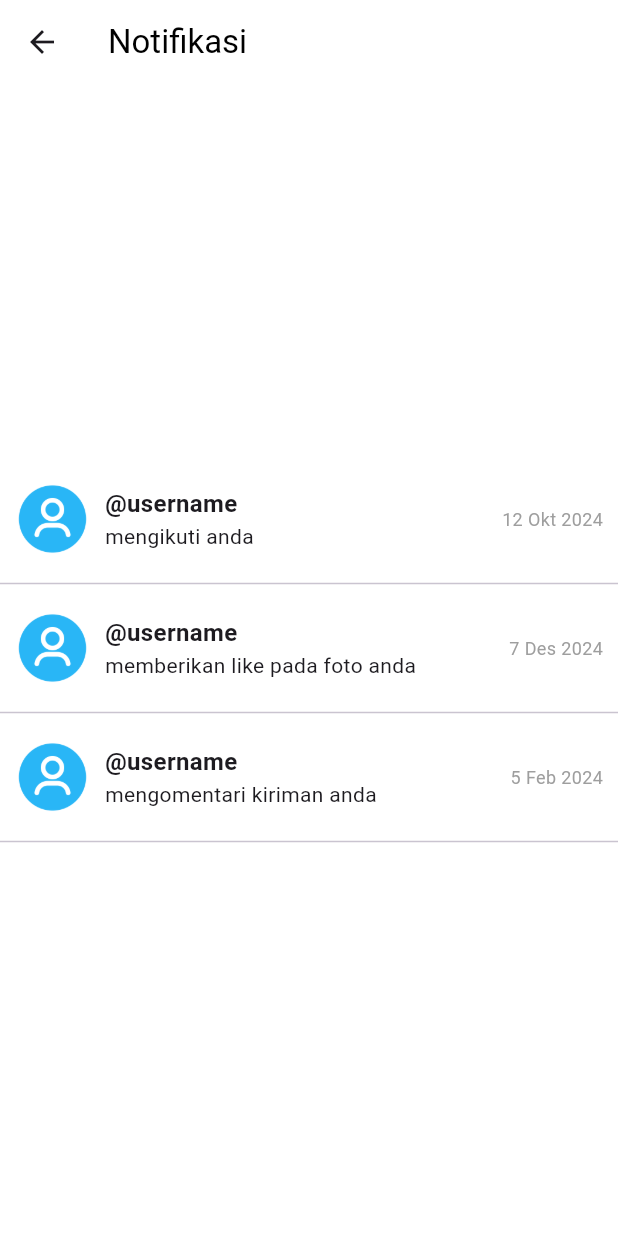
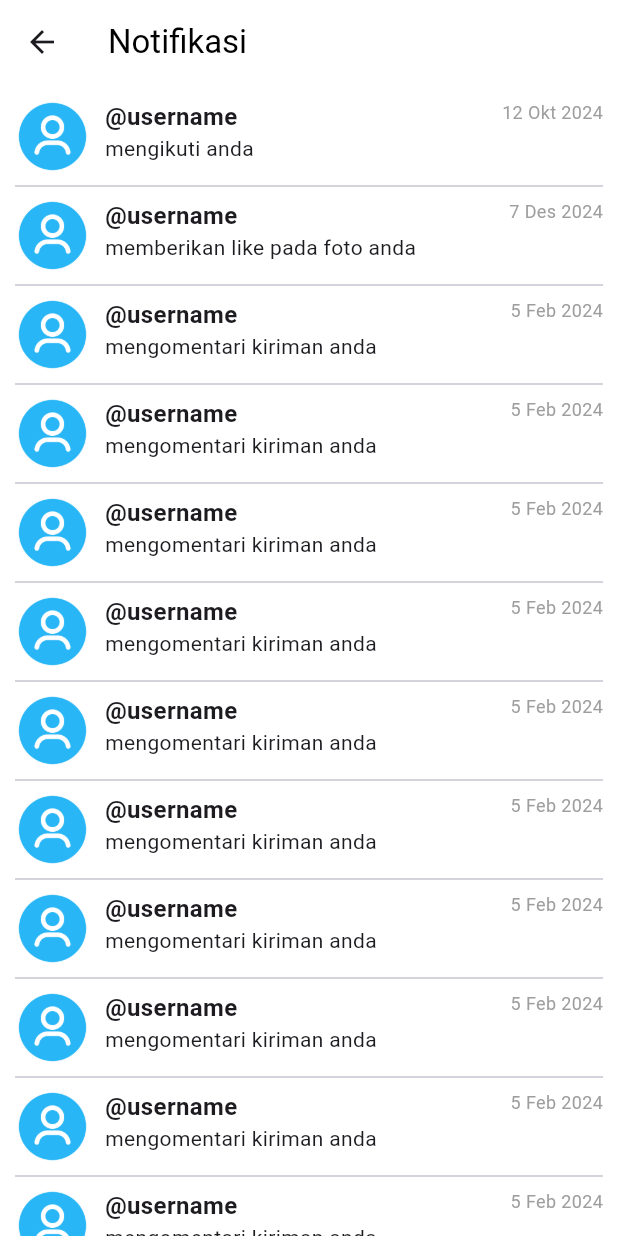
Before and after one commit to yosiasp/mobile_prog_kel6, a Flutter app: the Notifications screen opened directly, on a phone screen of 412 x 824 dp. Run offline on Flutter 3.47's test engine with Material 3 defaults, Android fonts, the phone set to English and light mode, and no system bars; our stand-ins replace cloud_firestore, firebase_auth, firebase_core, image_picker; accounts and stored records are empty.

Commit message:
edit profile changes, and notifications improvement

```diff
--- a/lib/screens/edit_profile.dart
+++ b/lib/screens/edit_profile.dart
@@ -12,7 +12,8 @@ class EditProfile extends StatefulWidget {
 }
 
 class _EditProfileState extends State<EditProfile> {
-  final nameController = TextEditingController();
+  final firstNameController = TextEditingController();
+  final lastNameController = TextEditingController();
   final locationController = TextEditingController();
   final aboutController = TextEditingController();
 
@@ -283,17 +284,40 @@ class _EditProfileState extends State<EditProfile> {
 
               const SizedBox(height: 25),
 
-              // Name Field
+              // First Name Field
               MyTextField(
-                controller: nameController,
-                hintText: 'Nama',
+                controller: firstNameController,
+                hintText: 'Nama depan',
                 obscureText: false,
               ),
 
               const SizedBox(height: 3),
 
               Text(
-                'Masukkan nama pengenalan anda, bisa nama lengkap atau nama panggilan',
+                'Nama depan anda',
+                style: TextStyle(
+                  fontFamily: 'Roboto',
+                  color: Colors.grey[400],
+                  fontSize: 14,
+                  fontWeight: FontWeight.w500,
+                ),
+                textAlign: TextAlign.left,
+                softWrap: true,
+              ),
+
+              const SizedBox(height: 12),
+
+              // Last Name Field
+              MyTextField(
+                controller: lastNameController,
+                hintText: 'Nama belakang',
+                obscureText: false,
+              ),
+
+              const SizedBox(height: 3),
+
+              Text(
+                'Nama belakang anda',
                 style: TextStyle(
                   fontFamily: 'Roboto',
                   color: Colors.grey[400],
--- a/lib/screens/notifications.dart
+++ b/lib/screens/notifications.dart
@@ -29,6 +29,84 @@ class _NotificationsState extends State<Notifications> {
       'date': '5 Feb 2024',
       'profile': 'assets/account.png'
     },
+    {
+      'username': '@username',
+      'description': 'mengomentari kiriman anda',
+      'date': '5 Feb 2024',
+      'profile': 'assets/account.png'
+    },
+    {
+      'username': '@username',
+      'description': 'mengomentari kiriman anda',
+      'date': '5 Feb 2024',
+      'profile': 'assets/account.png'
+    },
+    {
+      'username': '@username',
+      'description': 'mengomentari kiriman anda',
+      'date': '5 Feb 2024',
+      'profile': 'assets/account.png'
+    },
+    {
+      'username': '@username',
+      'description': 'mengomentari kiriman anda',
+      'date': '5 Feb 2024',
+      'profile': 'assets/account.png'
+    },
+    {
+      'username': '@username',
+      'description': 'mengomentari kiriman anda',
+      'date': '5 Feb 2024',
+      'profile': 'assets/account.png'
+    },
+    {
+      'username': '@username',
+      'description': 'mengomentari kiriman anda',
+      'date': '5 Feb 2024',
+      'profile': 'assets/account.png'
+    },
+    {
+      'username': '@username',
+      'description': 'mengomentari kiriman anda',
+      'date': '5 Feb 2024',
+      'profile': 'assets/account.png'
+    },
+    {
+      'username': '@username',
+      'description': 'mengomentari kiriman anda',
+      'date': '5 Feb 2024',
+      'profile': 'assets/account.png'
+    },
+    {
+      'username': '@username',
+      'description': 'mengomentari kiriman anda',
+      'date': '5 Feb 2024',
+      'profile': 'assets/account.png'
+    },
+    {
+      'username': '@username',
+      'description': 'mengomentari kiriman anda',
+      'date': '5 Feb 2024',
+      'profile': 'assets/account.png'
+    },
+    {
+      'username': '@username',
+      'description': 'mengomentari kiriman anda',
+      'date': '5 Feb 2024',
+      'profile': 'assets/account.png'
+    },
+    {
+      'username': '@username',
+      'description': 'mengomentari kiriman anda',
+      'date': '5 Feb 2024',
+      'profile': 'assets/account.png'
+    },
+    {
+      'username': '@username',
+      'description': 'mengomentari kiriman anda',
+      'date': '5 Feb 2024',
+      'profile': 'assets/account.png'
+    },
   ];
 
   @override
@@ -51,18 +129,18 @@ class _NotificationsState extends State<Notifications> {
         ),
       ),
       body: SafeArea(
-        child: Center(
-          child: SingleChildScrollView(
-            child: Column(
+        child: ListView.builder(
+          padding: const EdgeInsets.all(10.0),
+          itemCount: notifications.length,
+          // Loop to build each notification widget
+          itemBuilder: (context, index) {
+            var notification = notifications[index];
+            return Column(
               children: [
-                // Loop to build each notification widget
-                for (var notification in notifications) ...[
-                  Padding(
-                    padding: const EdgeInsets.all(10.0),
-                    child: Row(
-                      crossAxisAlignment: CrossAxisAlignment.center,
+                Row(
+                  crossAxisAlignment: CrossAxisAlignment.start, // Aligns everything to the top
                   children: [
-                        // Profile Picture
+                    // Square Profile Picture
                     Container(
                       width: 50,
                       height: 50,
@@ -76,7 +154,6 @@ class _NotificationsState extends State<Notifications> {
                       ),
                     ),
                     const SizedBox(width: 10),
-
                     // Username and Description
                     Expanded(
                       child: Column(
@@ -106,12 +183,10 @@ class _NotificationsState extends State<Notifications> {
                     ),
                   ],
                 ),
-                  ),
                 const Divider(),
               ],
-              ],
-            ),
-          ),
+            );
+          },
         ),
       ),
     );
```
Lines whose indentation alone changed are shown as unchanged.
